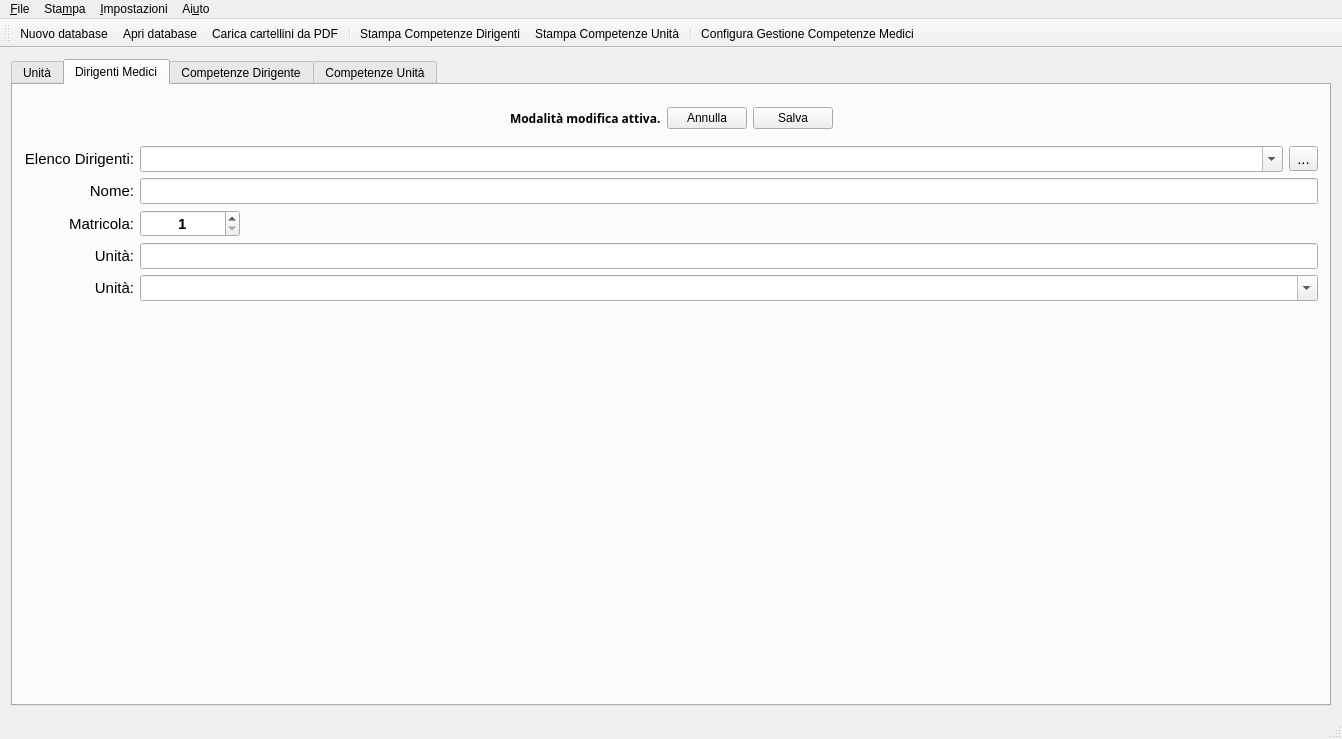
Before: the Qt Designer form mainwindow.ui in gcala/GestioneCompetenzeMedici, drawn with Qt 5.
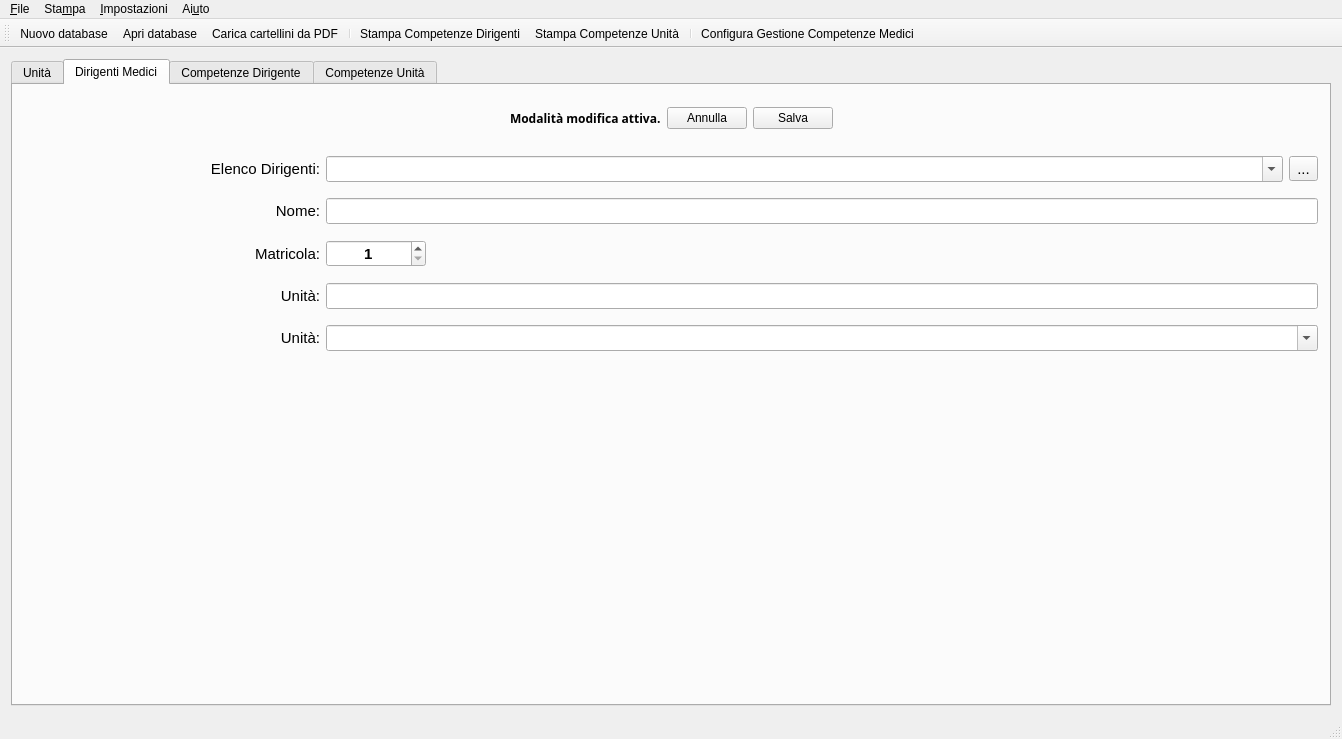
After: the same form once the commit is applied. The open tabs and pages were chosen to show the change. Icons and pictures are not drawn. Custom widgets are drawn as their Qt base class.

```diff
--- a/mainwindow.ui
+++ b/mainwindow.ui
@@ -616,6 +616,44 @@
          </widget>
         </item>
         <item>
+         <layout class="QHBoxLayout" name="horizontalLayout_6">
+          <item>
+           <layout class="QVBoxLayout" name="verticalLayout_2">
+            <item>
+             <widget class="QLabel" name="photoLabel">
+              <property name="minimumSize">
+               <size>
+                <width>180</width>
+                <height>180</height>
+               </size>
+              </property>
+              <property name="maximumSize">
+               <size>
+                <width>180</width>
+                <height>180</height>
+               </size>
+              </property>
+              <property name="text">
+               <string/>
+              </property>
+             </widget>
+            </item>
+            <item>
+             <spacer name="verticalSpacer_6">
+              <property name="orientation">
+               <enum>Qt::Vertical</enum>
+              </property>
+              <property name="sizeHint" stdset="0">
+               <size>
+                <width>20</width>
+                <height>40</height>
+               </size>
+              </property>
+             </spacer>
+            </item>
+           </layout>
+          </item>
+          <item>
          <layout class="QGridLayout" name="gridLayout_2">
           <item row="0" column="0">
            <widget class="QLabel" name="label_9">
@@ -865,6 +903,21 @@
            </widget>
           </item>
          </layout>
+          </item>
+         </layout>
+        </item>
+        <item>
+         <spacer name="verticalSpacer_4">
+          <property name="orientation">
+           <enum>Qt::Vertical</enum>
+          </property>
+          <property name="sizeHint" stdset="0">
+           <size>
+            <width>20</width>
+            <height>40</height>
+           </size>
+          </property>
+         </spacer>
         </item>
         <item>
          <spacer name="verticalSpacer_3">
```
Left out of the diff: 4 changed lines with no effect on the pictures. Lines whose indentation alone changed are shown as unchanged.
